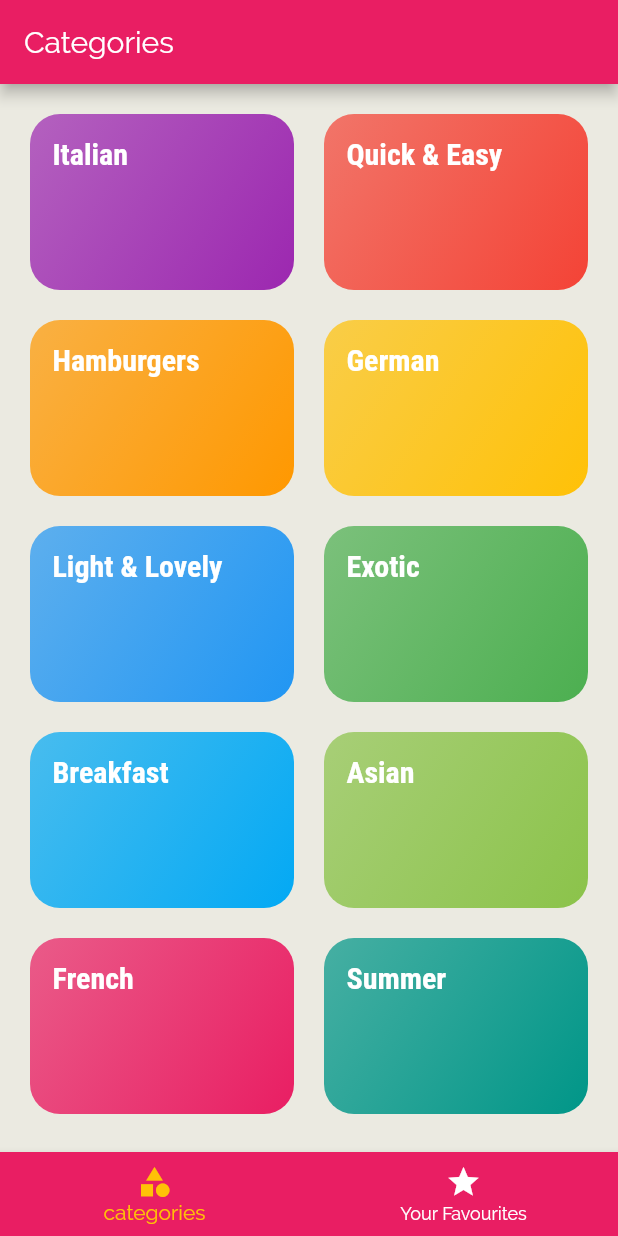
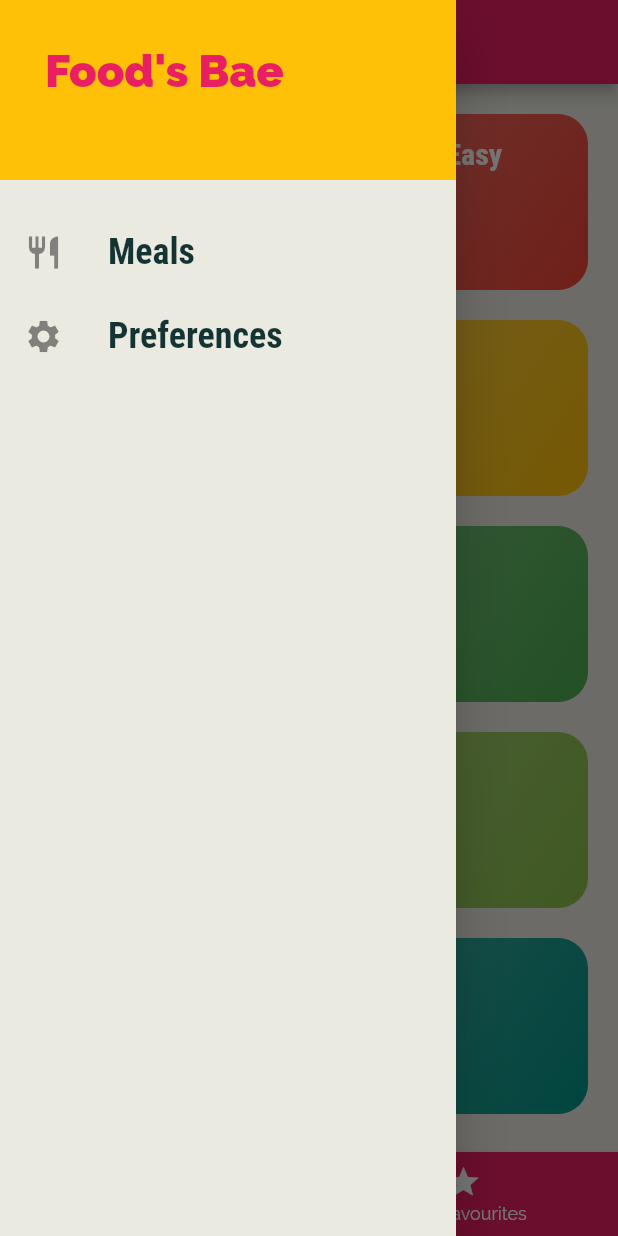
Before and after one commit to absolute-nil/Food-Finder, a Flutter app: the screen it shows after launch, with the side drawer open (before the commit the screen has no drawer), on a phone screen of 412 x 824 dp. Run offline on Flutter 3.47's test engine with Material 2 defaults, Android fonts, the phone set to English and light mode, and no system bars.

Commit message:
Add side drawer

```diff
--- a/lib/main.dart
+++ b/lib/main.dart
@@ -1,4 +1,5 @@
 import 'package:flutter/material.dart';
+import './screens/filters_screen.dart';
 import './screens/tabs_screen.dart';
 import './screens/meal_detail_screen.dart';
 import 'screens/category_meals_screen.dart';
@@ -34,7 +35,8 @@ class MyApp extends StatelessWidget {
       routes: {
         '/': (ctx) => TabsScreen(),
        CategoryMealsScreen.routeName: (ctx) => CategoryMealsScreen(),
-       MealDetailScreen.routeName: (ctx) => MealDetailScreen()
+       MealDetailScreen.routeName: (ctx) => MealDetailScreen(),
+        FiltersScreen.routeName: (ctx) => FiltersScreen()
       },
       // * on generate route is used if you have dynamic routes and you dont know what routes will be present
       // * used as fallback
--- /dev/null
+++ b/lib/screens/filters_screen.dart
@@ -0,0 +1,11 @@
+import 'package:flutter/material.dart';
+
+class FiltersScreen extends StatelessWidget {
+  static const routeName = "/filters-screen";
+  @override
+  Widget build(BuildContext context) {
+    return Scaffold(
+      body: Center(child: Text("Filters Screen"),),
+    );
+  }
+}
--- a/lib/screens/tabs_screen.dart
+++ b/lib/screens/tabs_screen.dart
@@ -1,4 +1,5 @@
 import 'package:flutter/material.dart';
+import '../widgets/main_drawer.dart';
 import './categories_screen.dart';
 import './favourites_screen.dart';
 
@@ -24,6 +25,7 @@ class _TabsScreenState extends State<TabsScreen> {
   Widget build(BuildContext context) {
     return  Scaffold(
         appBar: AppBar(title: Text(_screens[_selctedScreenIndex]['title'])),
+        drawer: MainDrawer(),
         body: _screens[_selctedScreenIndex]['page'],
         bottomNavigationBar: BottomNavigationBar(
           backgroundColor: Theme.of(context).primaryColor,
--- /dev/null
+++ b/lib/widgets/main_drawer.dart
@@ -0,0 +1,42 @@
+import 'dart:ui';
+
+import 'package:flutter/material.dart';
+import '../screens/filters_screen.dart';
+
+class MainDrawer extends StatelessWidget {
+
+  Widget buildListTile(String title, IconData icon, Function handleTap){
+    return ListTile(
+      onTap: handleTap,
+      leading: Icon(icon, size: 26,),
+      title: Text(title, style: TextStyle(
+          fontFamily: 'RobotoCondensed',
+          fontSize: 24,
+          fontWeight: FontWeight.bold
+      ),),
+    );
+  }
+
+  @override
+  Widget build(BuildContext context) {
+    return Drawer(
+      child: Column(
+        children: <Widget>[
+          Container(
+            height: 120,
+            width: double.infinity,
+            padding: EdgeInsets.all(30),
+            color: Theme.of(context).accentColor,
+            child: Text("Food's Bae",
+                style: TextStyle(color: Theme.of(context).primaryColor,
+                fontWeight: FontWeight.w900, fontSize: 30)),
+          ),
+          SizedBox(height: 20,),
+          buildListTile("Meals", Icons.restaurant, (){ Navigator.of(context).pushNamed("/");}),
+          buildListTile("Preferences", Icons.settings, (){ Navigator.of(context).pushNamed(FiltersScreen.routeName);})
+
+        ],
+      ),
+    );
+  }
+}
```
